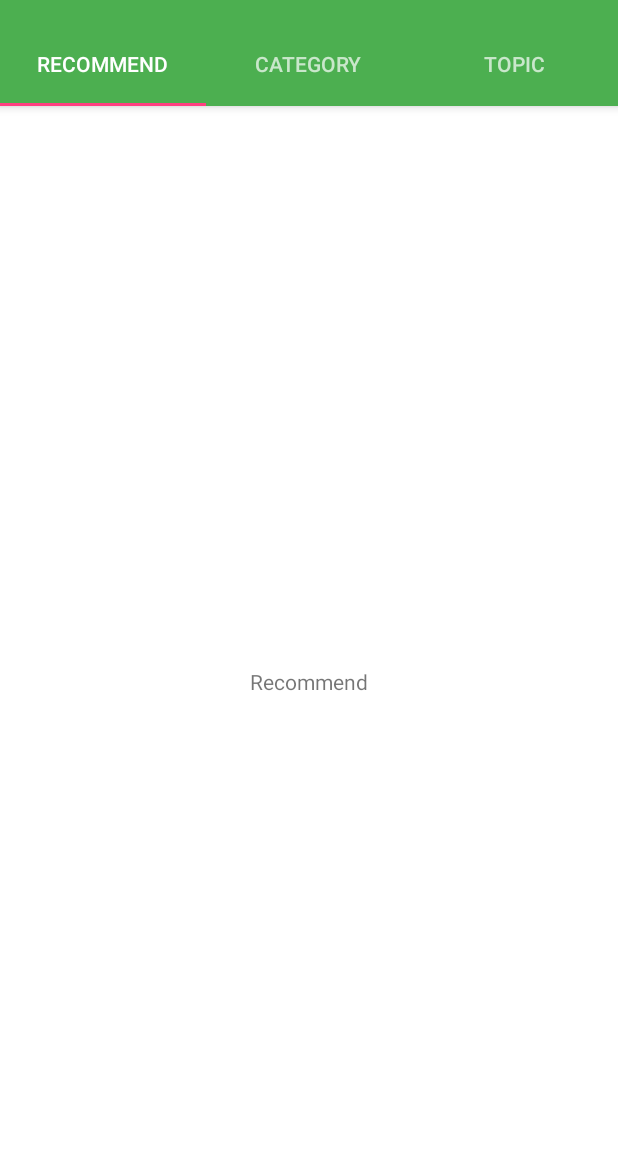
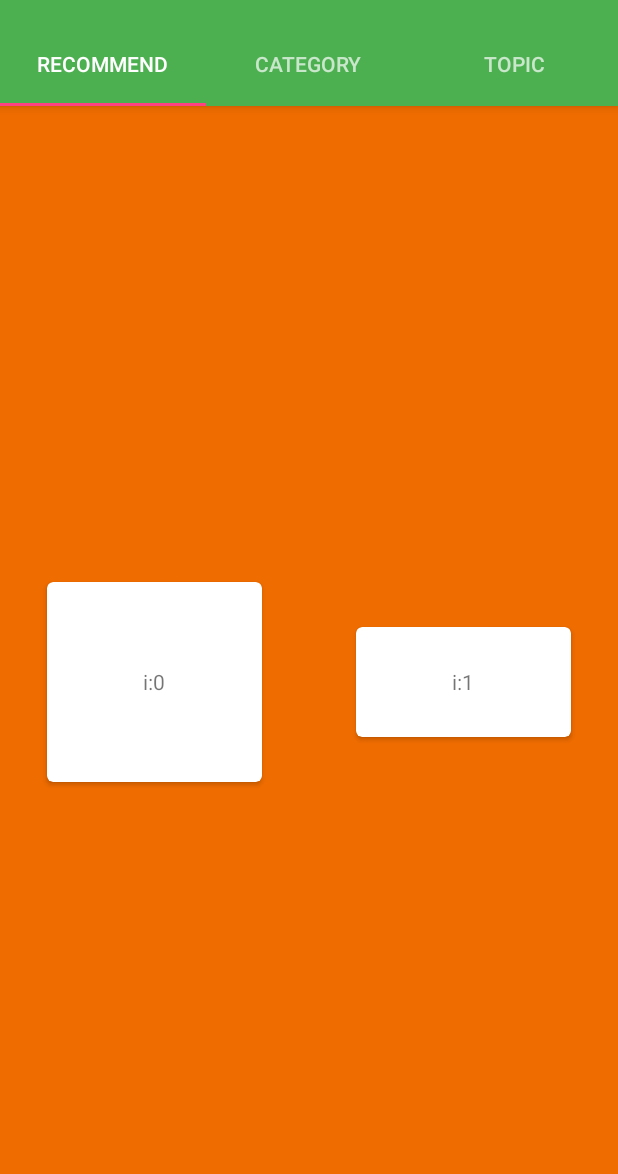
Before and after one commit to SemperChen/HealthExpress, an Android app: the screen it shows after launch (MainActivity), on a phone screen of 412 x 824 dp, the part 62-1236 px from its top. Run offline under Robolectric (Android 15) with nearby library versions, the phone set to English and light mode, and no system bars.

Commit message:
commit 9-17

```diff
--- a/mobile/build.gradle
+++ b/mobile/build.gradle
@@ -40,5 +40,7 @@ dependencies {
     compile fileTree(dir: 'libs', include: ['*.jar'])
     compile 'com.android.support:appcompat-v7:23.0.1'
     compile 'com.android.support:design:23.0.1'
+    compile 'com.android.support:recyclerview-v7:23.0.1'
+    compile 'com.android.support:cardview-v7:23.0.1'
 
 }
--- /dev/null
+++ b/mobile/src/main/java/com/semperchen/healthexpress/mobile/ui/adapter/RecommendAdapter.java
@@ -0,0 +1,58 @@
+package com.semperchen.healthexpress.mobile.ui.adapter;
+
+import android.content.Context;
+import android.support.v7.widget.RecyclerView;
+import android.view.LayoutInflater;
+import android.view.View;
+import android.view.ViewGroup;
+import android.widget.TextView;
+import com.semperchen.healthexpress.mobile.R;
+
+import java.util.ArrayList;
+
+/**
+ * Created by Semper on 2015/9/18.
+ */
+public class RecommendAdapter extends RecyclerView.Adapter<RecommendAdapter.ViewHolder> {
+
+    private ArrayList<String> items = new ArrayList<>();
+    private Context context;
+
+    public RecommendAdapter(ArrayList<String> items,Context context) {
+        this.items = items;
+        this.context=context;
+    }
+
+    @Override
+    public RecommendAdapter.ViewHolder onCreateViewHolder(ViewGroup viewGroup, int i) {
+        View view = LayoutInflater.from(viewGroup.getContext()).inflate(R.layout.list_item_recommend,
+                viewGroup, false);
+        return new ViewHolder(view);
+    }
+
+    @Override
+    public void onBindViewHolder(ViewHolder viewHolder, int position) {
+        String info = items.get(position);
+        View view = viewHolder.itemView;
+        TextView textView = (TextView) view.findViewById(R.id.info_text);
+        textView.setText(info);
+        //手动更改高度，不同位置的高度有所不同
+        if(position%2==0){
+            textView.setHeight(200 + (position % 3) * 30);
+        }else {
+            textView.setHeight(100 + (position % 3) * 10);
+        }
+        //textView.setHeight(200 + (position % 3) * 30);
+    }
+
+    @Override
+    public int getItemCount() {
+        return items.size();
+    }
+
+    public static class ViewHolder extends RecyclerView.ViewHolder{
+        public ViewHolder(View itemView) {
+            super(itemView);
+        }
+    }
+}
--- a/mobile/src/main/java/com/semperchen/healthexpress/mobile/ui/fragment/RecommendFragment.java
+++ b/mobile/src/main/java/com/semperchen/healthexpress/mobile/ui/fragment/RecommendFragment.java
@@ -3,10 +3,15 @@ package com.semperchen.healthexpress.mobile.ui.fragment;
 import android.os.Bundle;
 import android.support.annotation.Nullable;
 import android.support.v4.app.Fragment;
+import android.support.v7.widget.RecyclerView;
+import android.support.v7.widget.StaggeredGridLayoutManager;
 import android.view.LayoutInflater;
 import android.view.View;
 import android.view.ViewGroup;
 import com.semperchen.healthexpress.mobile.R;
+import com.semperchen.healthexpress.mobile.ui.adapter.RecommendAdapter;
+
+import java.util.ArrayList;
 
 /**
  * Created by Semper on 2015/9/17.
@@ -14,6 +19,10 @@ import com.semperchen.healthexpress.mobile.R;
 public class RecommendFragment extends Fragment {
 
     private View mView;
+    private RecyclerView mRecyclerView;
+    private RecommendAdapter mAdapter;
+    private RecyclerView.LayoutManager mLayoutManager;
+    private ArrayList<String> items = new ArrayList<>();
 
     public static RecommendFragment getInstance(){
         RecommendFragment recommendFragment = new RecommendFragment();
@@ -27,6 +36,23 @@ public class RecommendFragment extends Fragment {
     public View onCreateView(LayoutInflater inflater, ViewGroup container, Bundle savedInstanceState) {
 
         mView=inflater.inflate(R.layout.fragment_recommend,container,false);
+        initView();
         return mView;
     }
+
+    private void initView() {
+        mRecyclerView = (RecyclerView) mView.findViewById(R.id.recyclerView);
+        //列数为两列
+        int spanCount = 2;
+        mLayoutManager = new StaggeredGridLayoutManager(
+                spanCount,
+                StaggeredGridLayoutManager.VERTICAL);
+        mRecyclerView.setLayoutManager(mLayoutManager);
+        //构建一个临时数据源
+        for (int i = 0; i < 40; i++) {
+            items.add("i:" + i);
+        }
+        mAdapter = new RecommendAdapter(items,getContext());
+        mRecyclerView.setAdapter(mAdapter);
+    }
 }
--- a/mobile/src/main/res/layout/fragment_recommend.xml
+++ b/mobile/src/main/res/layout/fragment_recommend.xml
@@ -3,8 +3,9 @@
               android:orientation="vertical"
               android:layout_width="match_parent"
               android:layout_height="match_parent">
-    <TextView android:layout_width="match_parent"
-              android:layout_height="match_parent"
-              android:gravity="center"
-              android:text="@string/recommend"/>
+    <android.support.v7.widget.RecyclerView
+            android:id="@+id/recyclerView"
+            android:scrollbars="vertical"
+            android:layout_width="match_parent"
+            android:layout_height="match_parent" />
 </LinearLayout>
--- /dev/null
+++ b/mobile/src/main/res/layout/list_item_recommend.xml
@@ -0,0 +1,25 @@
+<?xml version="1.0" encoding="utf-8"?>
+<LinearLayout xmlns:android="http://schemas.android.com/apk/res/android"
+              xmlns:card_view="http://schemas.android.com/apk/res-auto"
+              android:layout_width="match_parent"
+              android:gravity="center"
+              android:background="@color/colorOrange"
+              android:layout_height="match_parent">
+
+        <android.support.v7.widget.CardView
+                android:id="@+id/card_view"
+                android:layout_gravity="center"
+                android:layout_width="150dp"
+                android:layout_height="wrap_content"
+                card_view:cardUseCompatPadding="true"
+                android:layout_marginBottom="4dp"
+                android:layout_marginTop="4dp"
+                card_view:cardCornerRadius="4dp">
+
+                <TextView
+                        android:id="@+id/info_text"
+                        android:layout_width="match_parent"
+                        android:gravity="center"
+                        android:layout_height="wrap_content" />
+        </android.support.v7.widget.CardView>
+</LinearLayout>
```
